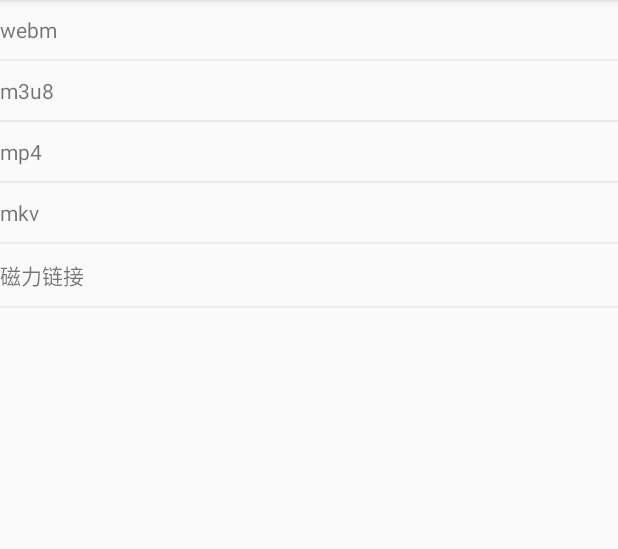
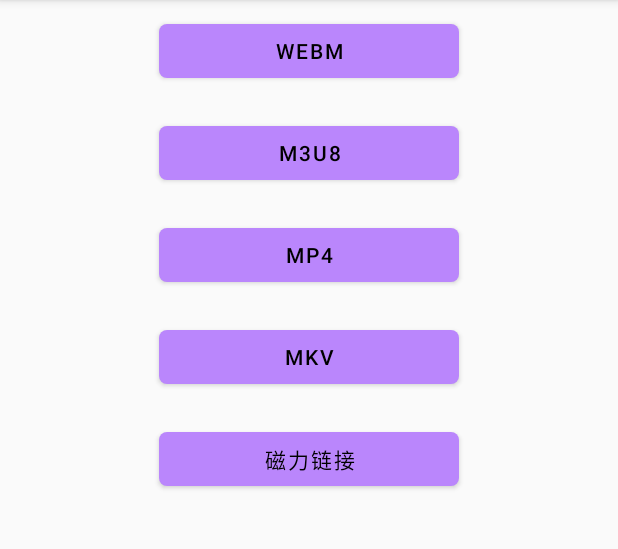
Before and after one commit to Lillls/Sample, an Android app: the screen it shows after launch (MainActivity), on a phone screen of 412 x 824 dp, the part 84-633 px from its top. Run offline under Robolectric (Android 15) with nearby library versions, the phone set to English and light mode, and no system bars.

```diff
--- a/videoplayer/src/main/AndroidManifest.xml
+++ b/videoplayer/src/main/AndroidManifest.xml
@@ -9,6 +9,7 @@
         android:roundIcon="@mipmap/ic_launcher_round"
         android:supportsRtl="true"
         android:theme="@style/AppTheme">
+        <activity android:name=".PlayActivity"></activity>
         <activity android:name=".MainActivity">
             <intent-filter>
                 <action android:name="android.intent.action.MAIN" />
--- a/videoplayer/src/main/java/com/xiaoyu/videoplayer/MainActivity.kt
+++ b/videoplayer/src/main/java/com/xiaoyu/videoplayer/MainActivity.kt
@@ -2,6 +2,7 @@ package com.xiaoyu.videoplayer
 
 import androidx.appcompat.app.AppCompatActivity
 import android.os.Bundle
+import android.view.View
 import androidx.lifecycle.Observer
 import androidx.lifecycle.ViewModelProvider
 import androidx.lifecycle.ViewModelProviders
@@ -17,12 +18,6 @@ class MainActivity : AppCompatActivity() {
         setContentView(R.layout.activity_main)
         val sourceAdapter = SourceAdapter()
         recyclerView.adapter = sourceAdapter
-        recyclerView.addItemDecoration(
-            DividerItemDecoration(
-                applicationContext,
-                RecyclerView.VERTICAL
-            )
-        )
         val vm = ViewModelProvider(this).get(SourcesViewModel::class.java)
         vm.getData().observe(this, Observer {
             sourceAdapter.setData(it)
--- a/videoplayer/src/main/java/com/xiaoyu/videoplayer/SourceAdapter.kt
+++ b/videoplayer/src/main/java/com/xiaoyu/videoplayer/SourceAdapter.kt
@@ -1,5 +1,6 @@
 package com.xiaoyu.videoplayer
 
+import android.content.Intent
 import android.view.LayoutInflater
 import android.view.View
 import android.view.ViewGroup
@@ -11,9 +12,14 @@ class SourceAdapter : RecyclerView.Adapter<SourceAdapter.VH>() {
     private val data = mutableListOf<SourceModelItem>()
 
     class VH(itemView: View) : RecyclerView.ViewHolder(itemView) {
-
         fun bind(item: SourceModelItem) {
             itemView.sourceName.text = item.name
+//            itemView.sourceName.setOnClickListener{
+//                val intent = Intent(itemView.context, PlayActivity::class.java)
+//                intent.putExtra("uri", "model.uri")
+//                intent.putExtra("name", "model.name")
+//                itemView.context.startActivity(intent)
+//            }
         }
 
     }
@@ -23,10 +29,19 @@ class SourceAdapter : RecyclerView.Adapter<SourceAdapter.VH>() {
         notifyDataSetChanged()
     }
 
+
     override fun onCreateViewHolder(parent: ViewGroup, viewType: Int): VH {
         val itemView =
             LayoutInflater.from(parent.context).inflate(R.layout.item_source, parent, false)
-        return VH(itemView)
+        val vh = VH(itemView)
+        itemView.sourceName.setOnClickListener {
+            val model = data[vh.adapterPosition]
+            val intent = Intent(vh.itemView.context, PlayActivity::class.java)
+            intent.putExtra("uri", model.uri)
+            intent.putExtra("name", model.name)
+            itemView.context.startActivity(intent)
+        }
+        return vh
     }
 
     override fun getItemCount(): Int {
--- a/videoplayer/src/main/res/layout/item_source.xml
+++ b/videoplayer/src/main/res/layout/item_source.xml
@@ -1,19 +1,20 @@
 <?xml version="1.0" encoding="utf-8"?>
 <androidx.constraintlayout.widget.ConstraintLayout xmlns:android="http://schemas.android.com/apk/res/android"
     xmlns:app="http://schemas.android.com/apk/res-auto"
-    android:layout_width="wrap_content"
+    android:layout_width="match_parent"
     android:layout_height="wrap_content">
 
-    <TextView
+    <com.google.android.material.button.MaterialButton
         android:id="@+id/sourceName"
-        android:layout_width="wrap_content"
+        android:layout_width="200dp"
         android:layout_height="wrap_content"
         android:layout_marginTop="10dp"
         android:layout_marginBottom="10dp"
         app:layout_constraintBottom_toBottomOf="parent"
         app:layout_constraintLeft_toLeftOf="parent"
         app:layout_constraintRight_toRightOf="parent"
+        app:cornerRadius="5dp"
+        android:theme="@style/Theme.MaterialComponents"
         app:layout_constraintTop_toTopOf="parent" />
 
-
 </androidx.constraintlayout.widget.ConstraintLayout>
```
Also changed, not shown: videoplayer/build.gradle (+8 -1 lines), videoplayer/src/main/java/com/xiaoyu/videoplayer/PlayActivity.kt (added, +28 -0 lines), videoplayer/src/main/res/layout/activity_play.xml (added, +13 -0 lines).
